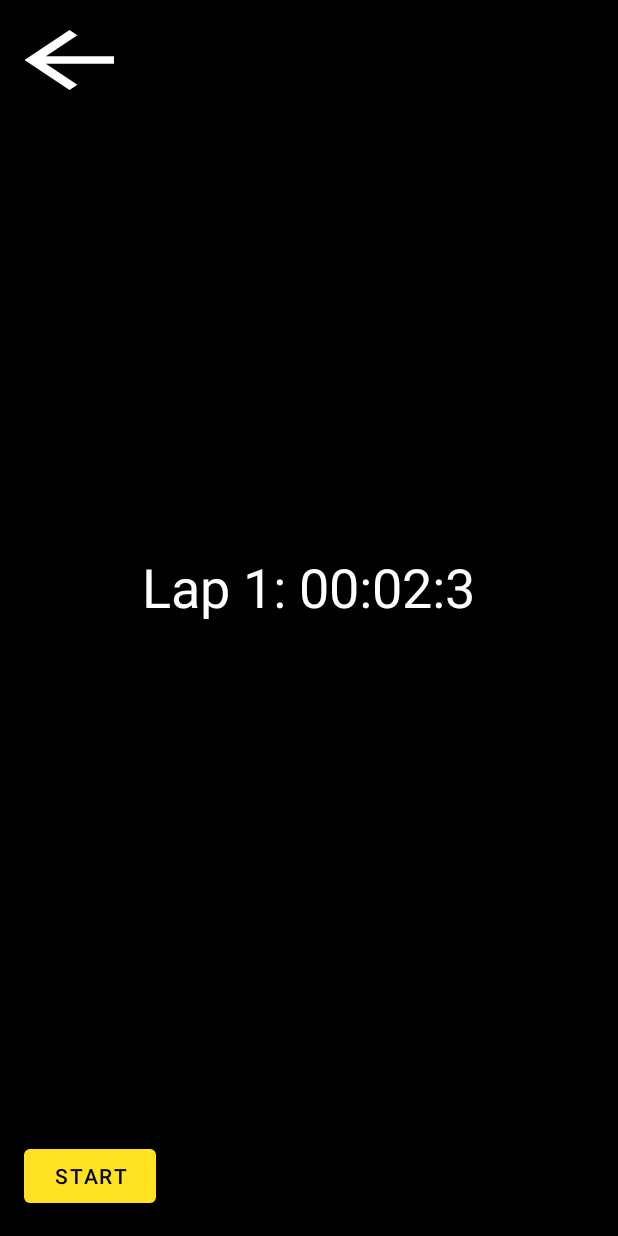
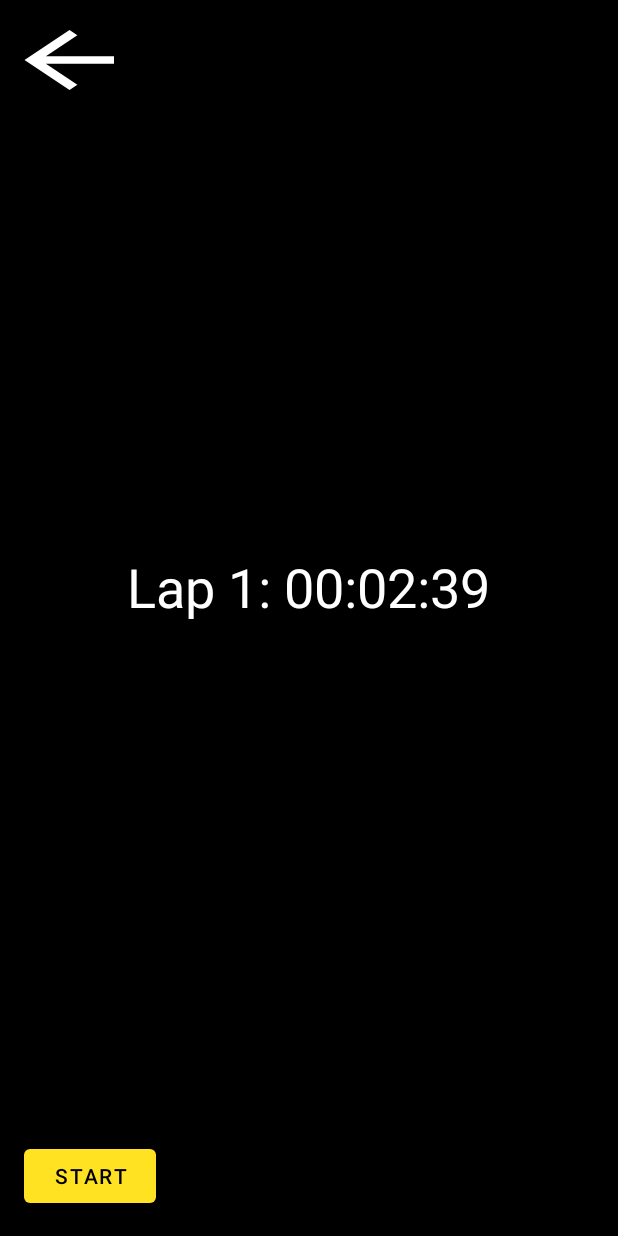
Before and after one commit to Likelysphinx707/RaceStats, an Android app: the LapTimerActivity screen opened directly, with no data from a screen before it, after a tap on "STOP", on a phone screen of 412 x 824 dp. Run offline under Robolectric (Android 15) with nearby library versions, the phone set to English and light mode, and no system bars; 1 other tap on this screen came first.

Commit message:
updated laptimeer to be mm:ss:mm

```diff
--- a/app/src/main/java/com/example/racestats/LapTimerActivity.java
+++ b/app/src/main/java/com/example/racestats/LapTimerActivity.java
@@ -160,7 +160,9 @@ public class LapTimerActivity extends AppCompatActivity {
     private String formatTime(long milliseconds) {
         long minutes = milliseconds / (60 * 1000);
         long seconds = (milliseconds / 1000) % 60;
-        long millis = (milliseconds % 1000) / 100; // Extract only the first digit of milliseconds
-        return String.format("%02d:%02d:%01d", minutes, seconds, millis);
+        long millis = milliseconds % 1000 / 10;
+
+        return String.format("%02d:%02d:%02d", minutes, seconds, millis);
     }
+
 }
--- a/app/src/main/res/layout/laptimer.xml
+++ b/app/src/main/res/layout/laptimer.xml
@@ -21,7 +21,7 @@
         android:layout_width="wrap_content"
         android:layout_height="wrap_content"
         android:layout_centerInParent="true"
-        android:text="00:00:0"
+        android:text="00:00:00"
         android:textSize="36sp"/>
 
     <Button
```
